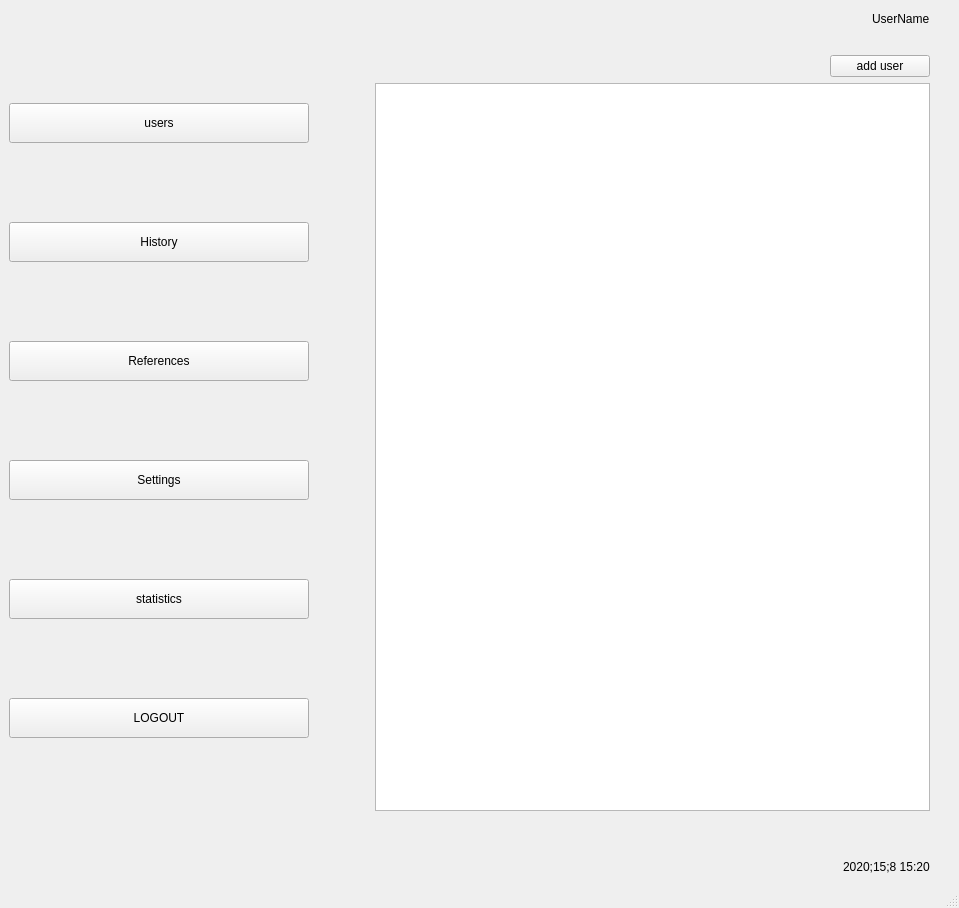
First picture: the form in ui/admin.ui, repository HamzaMPSY/qt_app_mts, before the edit.
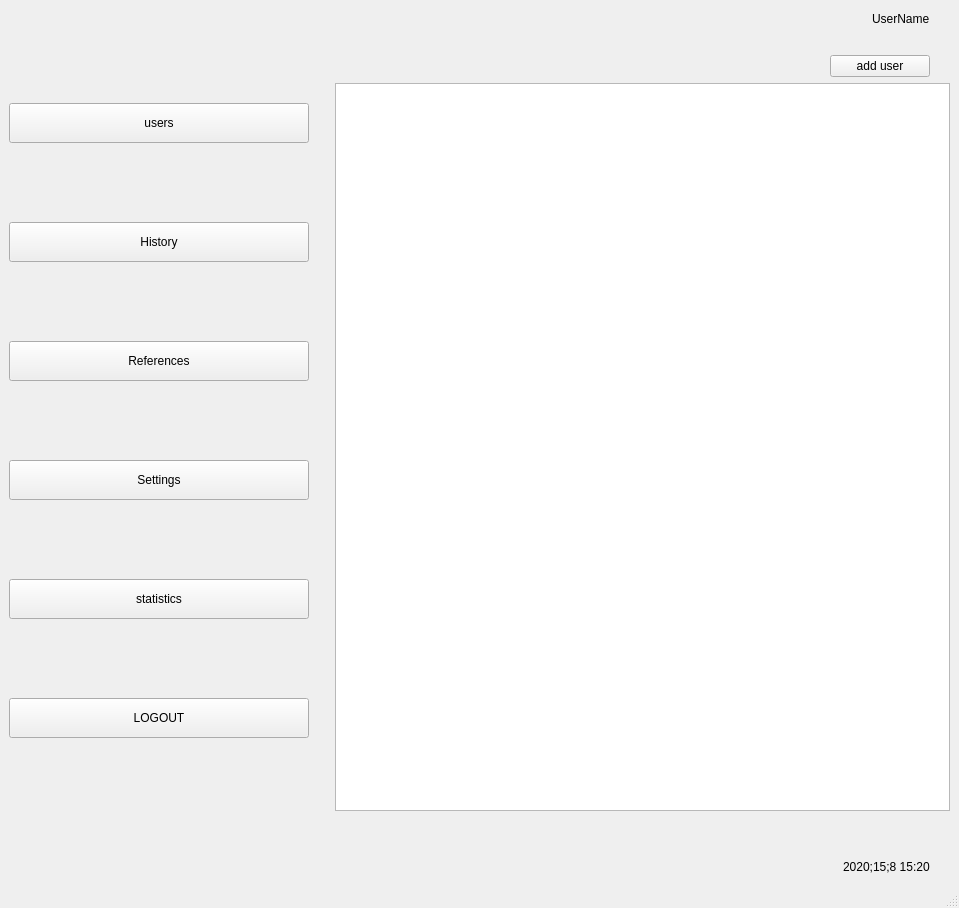
Second picture: the form after the edit. Icons and pictures are not drawn.

Diff of the .ui file:
```diff
--- a/ui/admin.ui
+++ b/ui/admin.ui
@@ -375,32 +375,6 @@
         </property>
        </spacer>
       </item>
-      <item>
-       <spacer name="verticalSpacer_11">
-        <property name="orientation">
-         <enum>Qt::Vertical</enum>
-        </property>
-        <property name="sizeHint" stdset="0">
-         <size>
-          <width>20</width>
-          <height>40</height>
-         </size>
-        </property>
-       </spacer>
-      </item>
-      <item>
-       <spacer name="verticalSpacer_10">
-        <property name="orientation">
-         <enum>Qt::Vertical</enum>
-        </property>
-        <property name="sizeHint" stdset="0">
-         <size>
-          <width>20</width>
-          <height>40</height>
-         </size>
-        </property>
-       </spacer>
-      </item>
       <item>
        <widget class="QSplitter" name="splitter">
         <property name="orientation">
@@ -409,19 +383,6 @@
         <widget class="QTableView" name="tableView"/>
        </widget>
       </item>
-      <item>
-       <spacer name="verticalSpacer_12">
-        <property name="orientation">
-         <enum>Qt::Vertical</enum>
-        </property>
-        <property name="sizeHint" stdset="0">
-         <size>
-          <width>20</width>
-          <height>40</height>
-         </size>
-        </property>
-       </spacer>
-      </item>
      </layout>
     </item>
     <item>
```
Left out of the diff: 17 changed lines with no effect on the pictures.
